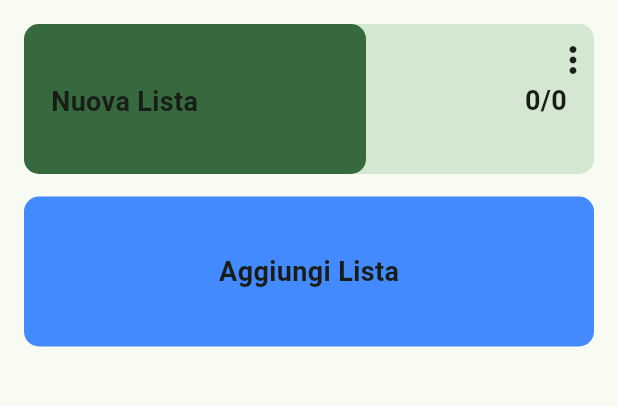
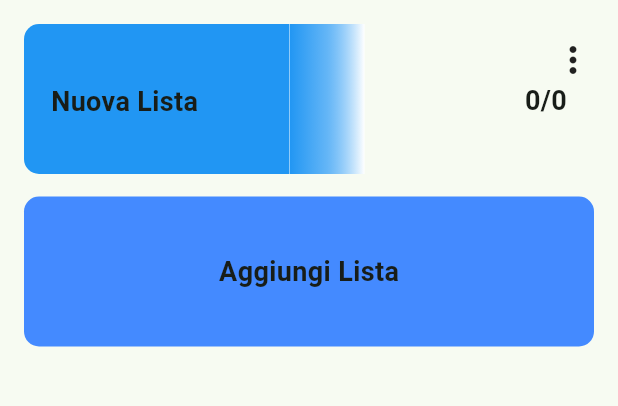
Before and after one commit to E-d-o/FoodPlan, a Flutter app: the screen it shows after launch, on a phone screen of 412 x 824 dp, the part 84-490 px from its top. Run offline on Flutter 3.47's test engine with Material 3 defaults, Android fonts, the phone set to English and light mode, and no system bars.

Commit message:
done with gradient on mainlist and ink problems

```diff
--- /dev/null
+++ b/lib/components/custom_progress_indicator.dart
@@ -0,0 +1,95 @@
+import 'package:flutter/material.dart';
+import 'package:foodplan/notifiers/single_list_manager.dart';
+import 'package:foodplan/pages/single_list_page.dart';
+import 'package:provider/provider.dart';
+
+class CustomProgressIndicator extends StatelessWidget {
+  const CustomProgressIndicator({
+    super.key,
+    required this.borderRadius,
+    required this.height,
+    required this.manager,
+  });
+  final double borderRadius;
+  final double height;
+  final double progress = 0.6;
+  final double blurWidth = 50;
+  final SingleListManager manager;
+
+  @override
+  Widget build(BuildContext context) {
+    return LayoutBuilder(
+      builder: (context, constraints) {
+        final double parentWidth = constraints.maxWidth;
+        return Stack(
+          children: [
+            Container(
+              height: height,
+              decoration: BoxDecoration(
+                color: Colors.transparent,
+                borderRadius: BorderRadius.circular(borderRadius),
+              ),
+            ),
+
+            Container(
+              height: height,
+              width: parentWidth * progress - blurWidth,
+              decoration: BoxDecoration(
+                color: Colors.blue,
+                borderRadius: BorderRadius.only(
+                  topLeft: Radius.circular(borderRadius),
+                  bottomLeft: Radius.circular(borderRadius),
+                ),
+              ),
+            ),
+            Positioned(
+              left: parentWidth * progress - blurWidth - 1,
+              child: ShaderMask(
+                shaderCallback: (bounds) {
+                  return LinearGradient(
+                    colors: [
+                      Colors.blue.withValues(alpha: 1),
+                      Colors.blue.withValues(alpha: 0.7),
+                      Colors.white,
+                    ],
+                    stops: [0.0, 0.5, 1],
+                    begin: Alignment.centerLeft,
+                    end: Alignment.centerRight,
+                  ).createShader(bounds);
+                },
+                blendMode: BlendMode.srcATop,
+                child: Container(
+                  width: blurWidth,
+                  height: height,
+                  color: Colors.white,
+                ),
+              ),
+            ),
+            Material(
+              color: Colors.transparent,
+              child: InkResponse(
+                splashColor: Colors.redAccent,
+                highlightShape: BoxShape.rectangle,
+                borderRadius: BorderRadius.circular(borderRadius),
+                containedInkWell: true,
+                onTap: () {
+                  Navigator.push(
+                    context,
+                    MaterialPageRoute(
+                      builder: (context) {
+                        return ChangeNotifierProvider.value(
+                          value: manager,
+                          child: SingleListPage(),
+                        );
+                      },
+                    ),
+                  );
+                },
+              ),
+            ),
+          ],
+        );
+      },
+    );
+  }
+}
--- a/lib/components/mainlist.dart
+++ b/lib/components/mainlist.dart
@@ -1,4 +1,5 @@
 import 'package:flutter/material.dart';
+import 'package:foodplan/components/custom_progress_indicator.dart';
 import 'package:foodplan/notifiers/single_list_manager.dart';
 import 'package:foodplan/pages/main_list_bottom_sheet.dart';
 import 'package:foodplan/notifiers/main_list_manager.dart';
@@ -22,6 +23,8 @@ class _MainListState extends State<MainList> {
   late String title;
   TextEditingController textEditingController = TextEditingController();
   final double borderRadius = 10.0;
+  final singleListManager =
+      SingleListManager(); //ogni mainlist ha il suo manager per la singlepagelist, cosi' da mantere lo stato di ogni mainlist
   @override
   void initState() {
     title = widget.givenTitle;
@@ -32,52 +35,26 @@ class _MainListState extends State<MainList> {
 
   @override
   Widget build(BuildContext context) {
-    final singleListManager =
-        SingleListManager(); //ogni mainlist ha il suo manager per la singlepagelist, cosi' da mantere lo stato di ogni mainlist
     return Material(
       color: Colors.transparent,
       borderRadius: BorderRadius.circular(borderRadius),
 
-      child: InkResponse(
-        //makes the ink splash bound to the cointainer which is a rectangle with circular radius 10.0
-        splashColor: Theme.of(context).splashColor,
-
-        highlightShape: BoxShape.rectangle,
-        borderRadius: BorderRadius.circular(borderRadius),
-        containedInkWell: true,
-        //end of ink splash section
-        onTap: () {
-          Navigator.push(
-            context,
-            MaterialPageRoute(
-              builder: (context) {
-                return ChangeNotifierProvider.value(
-                  value: singleListManager,
-                  child: SingleListPage(),
-                );
-              },
-            ),
-          );
-        },
-
-        child: mainStructure(context),
-      ),
+      child: mainStructure(context),
     );
   }
 
   SizedBox mainStructure(BuildContext context) {
+    double boxHeight = 100;
     return SizedBox(
-      height: 100,
+      height: boxHeight,
       width: double.infinity,
-
       child: Stack(
         children: [
-          LinearProgressIndicator(
-            value: 0.6,
-            minHeight: 100,
-            borderRadius: BorderRadius.circular(borderRadius),
+          CustomProgressIndicator(
+            borderRadius: borderRadius,
+            height: boxHeight,
+            manager: singleListManager,
           ),
-
           Column(
             mainAxisAlignment: MainAxisAlignment.start,
             spacing: 0,
@@ -138,6 +115,7 @@ class _MainListState extends State<MainList> {
 }
 
 class EditableTitle extends StatelessWidget {
+  //TODO: FIx bug that on rename every TItle is Editable at the same time, i want only the selected element to be editable
   const EditableTitle({
     super.key,
     required this.textEditingController,
@@ -161,6 +139,7 @@ class EditableTitle extends StatelessWidget {
 
         String changedTitle = listManager.getListTitle(widget.id);
         if (isEditing) {
+          //introduce editstatus in manager and get it here, editstatus returns the isEditing for the specified id
           return SizedBox(
             width: 280,
             height: 24,
```
